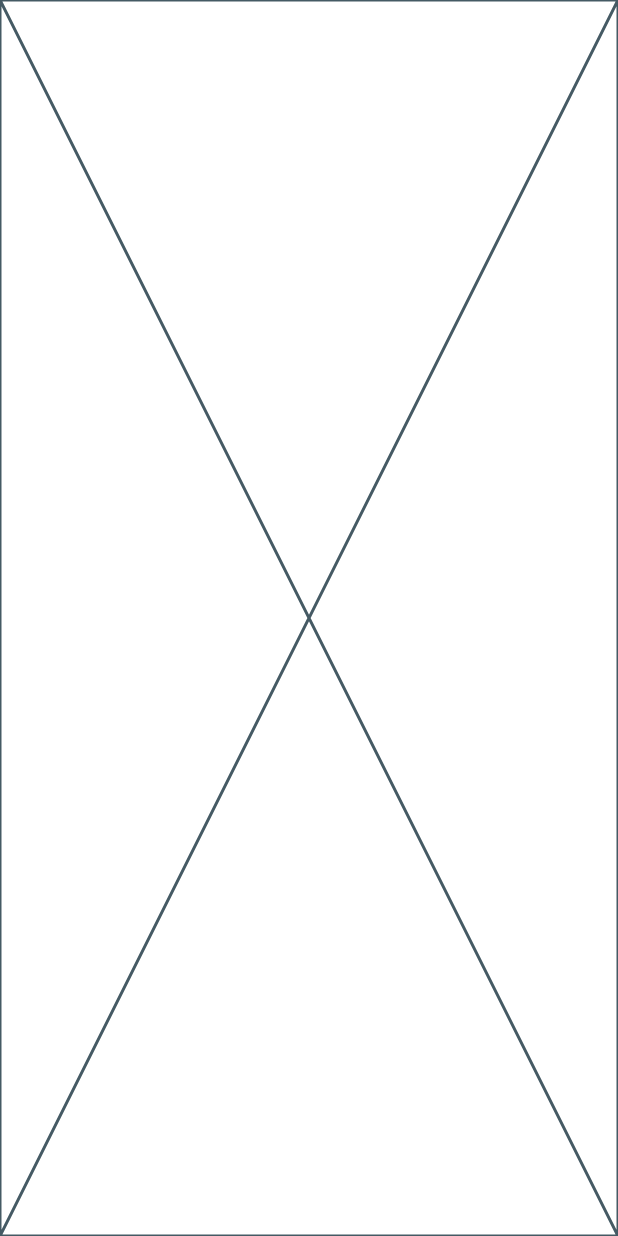
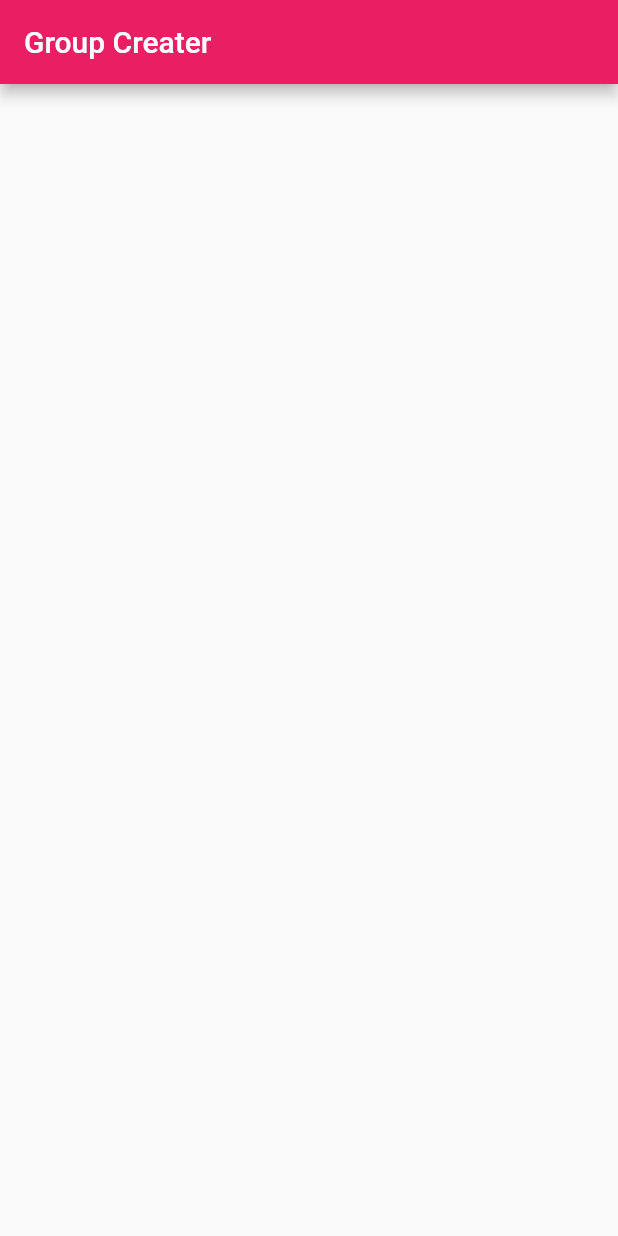
Before and after one commit to thamali-arunika/name_random_genarate, a Flutter app: the screen it shows after launch, on a phone screen of 412 x 824 dp. Run offline on Flutter 3.47's test engine with Material 2 defaults, Android fonts, the phone set to English and light mode, and no system bars.

Commit message:
create title on to the app bar

```diff
--- a/lib/home_page.dart
+++ b/lib/home_page.dart
@@ -10,6 +10,13 @@ class MyHomePage extends StatefulWidget {
 class _MyHomePageState extends State<MyHomePage> {
   @override
   Widget build(BuildContext context) {
-    return const Placeholder();
+    return Scaffold(
+      appBar: AppBar(
+        title:const Text(
+          'Group Creater',
+
+        ),
+      ),
+    );
   }
 }
--- a/lib/main.dart
+++ b/lib/main.dart
@@ -12,7 +12,6 @@ class MyApp extends StatelessWidget {
   @override
   Widget build(BuildContext context) {
     return MaterialApp(
-      title: 'Group Creater',
       theme: ThemeData(
         primarySwatch:Colors.pink,
       ),
```
